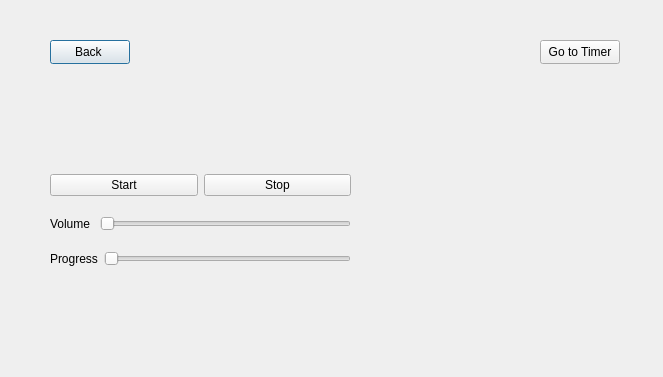
Old version of the form music.ui in the repository bikraj2/MITRA.
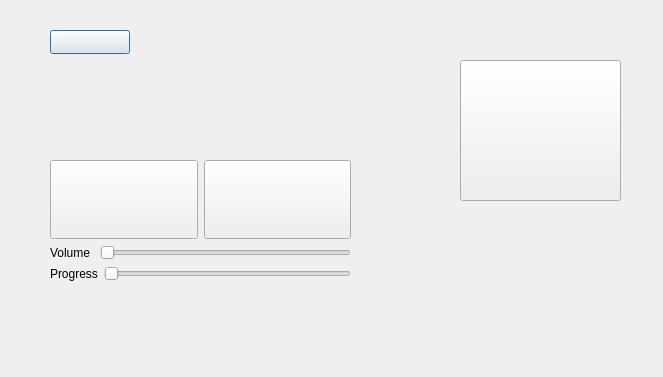
New version of the form. Icons and pictures are not drawn.

Commit message: Added even more icons and back buttons

```diff
--- a/music.ui
+++ b/music.ui
@@ -17,26 +17,40 @@
    <property name="geometry">
     <rect>
      <x>50</x>
-     <y>40</y>
+     <y>30</y>
      <width>80</width>
      <height>24</height>
     </rect>
    </property>
+   <property name="sizePolicy">
+    <sizepolicy hsizetype="Minimum" vsizetype="Expanding">
+     <horstretch>0</horstretch>
+     <verstretch>0</verstretch>
+    </sizepolicy>
+   </property>
+   <property name="styleSheet">
+    <string notr="true">
+image:url(:/icon/icon/arrow-left-solid.png)</string>
+   </property>
    <property name="text">
-    <string>Back </string>
+    <string/>
    </property>
   </widget>
   <widget class="QPushButton" name="timerButton">
    <property name="geometry">
     <rect>
-     <x>540</x>
-     <y>40</y>
-     <width>80</width>
-     <height>24</height>
+     <x>460</x>
+     <y>60</y>
+     <width>161</width>
+     <height>141</height>
     </rect>
    </property>
+   <property name="styleSheet">
+    <string notr="true">
+image:url(:/music_icon/icon/pomodoro.png)</string>
+   </property>
    <property name="text">
-    <string>Go to Timer</string>
+    <string/>
    </property>
   </widget>
   <widget class="QWidget" name="layoutWidget">
@@ -53,15 +67,35 @@
      <layout class="QHBoxLayout" name="horizontalLayout">
       <item>
        <widget class="QPushButton" name="music_startButton">
+        <property name="sizePolicy">
+         <sizepolicy hsizetype="Minimum" vsizetype="Expanding">
+          <horstretch>0</horstretch>
+          <verstretch>0</verstretch>
+         </sizepolicy>
+        </property>
+        <property name="styleSheet">
+         <string notr="true">
+image:url(:/music_icon/icon/Play.png)</string>
+        </property>
         <property name="text">
-         <string>Start</string>
+         <string/>
         </property>
        </widget>
       </item>
       <item>
        <widget class="QPushButton" name="music_stopButton">
+        <property name="sizePolicy">
+         <sizepolicy hsizetype="Minimum" vsizetype="Expanding">
+          <horstretch>0</horstretch>
+          <verstretch>0</verstretch>
+         </sizepolicy>
+        </property>
+        <property name="styleSheet">
+         <string notr="true">
+image:url(:/music_icon/icon/undo_music.png)</string>
+        </property>
         <property name="text">
-         <string>Stop</string>
+         <string/>
         </property>
        </widget>
       </item>
```
The commit also changes 10 other files.
